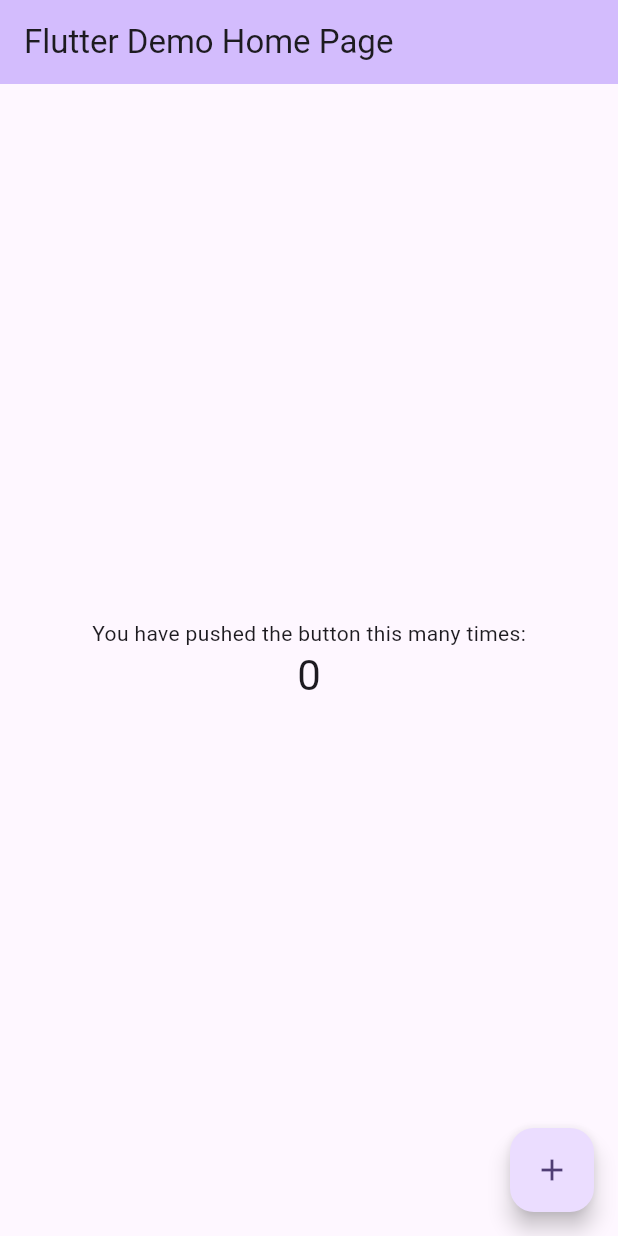
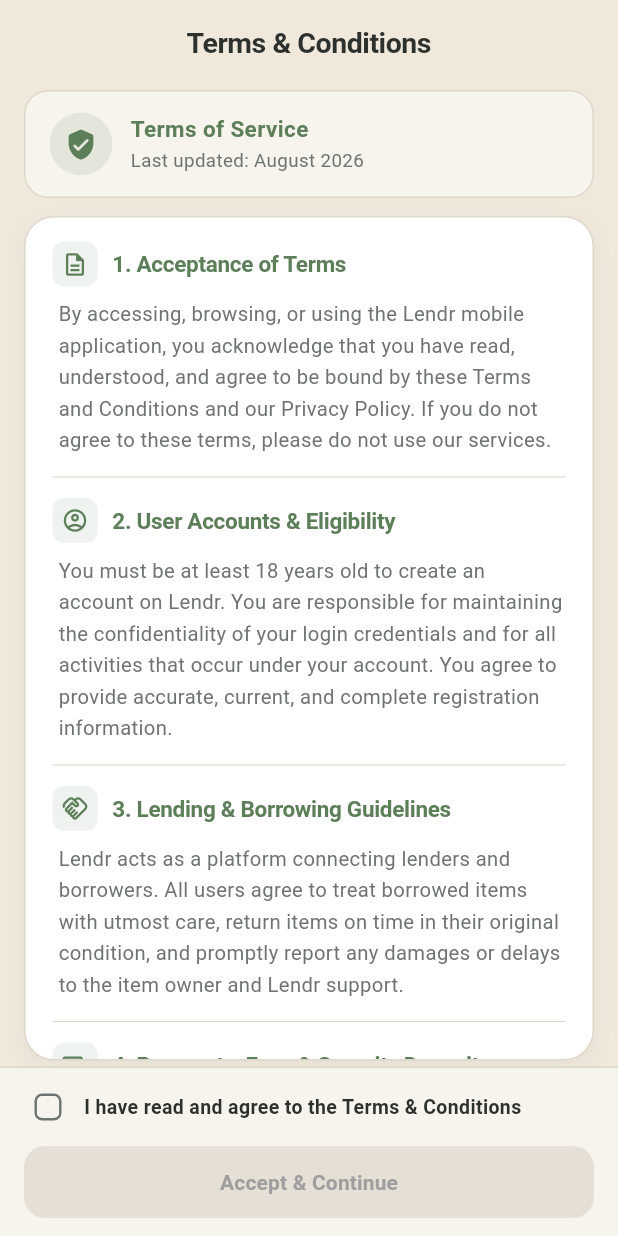
Before and after one commit to nadiuh/lendr, a Flutter app: the screen it shows after launch, on a phone screen of 412 x 824 dp. Run offline on Flutter 3.47's test engine with Material 3 defaults, Android fonts, the phone set to English and light mode, and no system bars.

Commit message:
Terms & Conditions Screen

```diff
--- a/lib/constants/app_strings.dart
+++ b/lib/constants/app_strings.dart
@@ -4,10 +4,11 @@
   AppStrings._();
 
   // App General
-  static const String appName = 'Lender';
+  static const String appName = 'Lendr';
 
   // Screen Titles & Headers
-  static const String splashTitle = 'Lender';
+  static const String splashTitle = 'Lendr';
   static const String loginTitle = 'Login';
   static const String signupTitle = 'Sign Up';
+  static const String termsAndConditionsTitle = 'Terms & Conditions';
 }
--- a/lib/main.dart
+++ b/lib/main.dart
@@ -1,4 +1,7 @@
 import 'package:flutter/material.dart';
+import 'constants/app_colors.dart';
+import 'constants/app_strings.dart';
+import 'screens/terms_conditions_screen.dart';
 
 void main() {
   runApp(const MyApp());
@@ -7,116 +10,21 @@
 class MyApp extends StatelessWidget {
   const MyApp({super.key});
 
-  // This widget is the root of your application.
   @override
   Widget build(BuildContext context) {
     return MaterialApp(
-      title: 'Flutter Demo',
+      title: AppStrings.appName,
+      debugShowCheckedModeBanner: false,
       theme: ThemeData(
-        // This is the theme of your application.
-        //
-        // TRY THIS: Try running your application with "flutter run". You'll see
-        // the application has a purple toolbar. Then, without quitting the app,
-        // try changing the seedColor in the colorScheme below to Colors.green
-        // and then invoke "hot reload" (save your changes or press the "hot
-        // reload" button in a Flutter-supported IDE, or press "r" if you used
-        // the command line to start the app).
-        //
-        // Notice that the counter didn't reset back to zero; the application
-        // state is not lost during the reload. To reset the state, use hot
-        // restart instead.
-        //
-        // This works for code too, not just values: Most code changes can be
-        // tested with just a hot reload.
-        colorScheme: .fromSeed(seedColor: Colors.deepPurple),
+        useMaterial3: true,
+        scaffoldBackgroundColor: AppColors.background,
+        colorScheme: ColorScheme.fromSeed(
+          seedColor: AppColors.primary,
+          primary: AppColors.primary,
+          surface: AppColors.surface,
+        ),
       ),
-      home: const MyHomePage(title: 'Flutter Demo Home Page'),
+      home: const TermsConditionsScreen(),
     );
   }
 }
-
-class MyHomePage extends StatefulWidget {
-  const MyHomePage({super.key, required this.title});
-
-  // This widget is the home page of your application. It is stateful, meaning
-  // that it has a State object (defined below) that contains fields that affect
-  // how it looks.
-
-  // This class is the configuration for the state. It holds the values (in this
-  // case the title) provided by the parent (in this case the App widget) and
-  // used by the build method of the State. Fields in a Widget subclass are
-  // always marked "final".
-
-  final String title;
-
-  @override
-  State<MyHomePage> createState() => _MyHomePageState();
-}
-
-class _MyHomePageState extends State<MyHomePage> {
-  int _counter = 0;
-
-  void _incrementCounter() {
-    setState(() {
-      // This call to setState tells the Flutter framework that something has
-      // changed in this State, which causes it to rerun the build method below
-      // so that the display can reflect the updated values. If we changed
-      // _counter without calling setState(), then the build method would not be
-      // called again, and so nothing would appear to happen.
-      _counter++;
-    });
-  }
-
-  @override
-  Widget build(BuildContext context) {
-    // This method is rerun every time setState is called, for instance as done
-    // by the _incrementCounter method above.
-    //
-    // The Flutter framework has been optimized to make rerunning build methods
-    // fast, so that you can just rebuild anything that needs updating rather
-    // than having to individually change instances of widgets.
-    return Scaffold(
-      appBar: AppBar(
-        // TRY THIS: Try changing the color here to a specific color (to
-        // Colors.amber, perhaps?) and trigger a hot reload to see the AppBar
-        // change color while the other colors stay the same.
-        backgroundColor: Theme.of(context).colorScheme.inversePrimary,
-        // Here we take the value from the MyHomePage object that was created by
-        // the App.build method, and use it to set our appbar title.
-        title: Text(widget.title),
-      ),
-      body: Center(
-        // Center is a layout widget. It takes a single child and positions it
-        // in the middle of the parent.
-        child: Column(
-          // Column is also a layout widget. It takes a list of children and
-          // arranges them vertically. By default, it sizes itself to fit its
-          // children horizontally, and tries to be as tall as its parent.
-          //
-          // Column has various properties to control how it sizes itself and
-          // how it positions its children. Here we use mainAxisAlignment to
-          // center the children vertically; the main axis here is the vertical
-          // axis because Columns are vertical (the cross axis would be
-          // horizontal).
-          //
-          // TRY THIS: Invoke "debug painting" (choose the "Toggle Debug Paint"
-          // action in the IDE, or press "p" in the console), to see the
-          // wireframe for each widget.
-          mainAxisAlignment: .center,
-          children: [
-            const Text('You have pushed the button this many times:'),
-            Text(
-              '$_counter',
-              style: Theme.of(context).textTheme.headlineMedium,
-            ),
-          ],
-        ),
-      ),
-      floatingActionButton: FloatingActionButton(
-        onPressed: _incrementCounter,
-        tooltip: 'Increment',
-        child: const Icon(Icons.add),
-      ),
-    );
-  }
-}
--- /dev/null
+++ b/lib/screens/terms_conditions_screen.dart
@@ -0,0 +1,429 @@
+import 'package:flutter/material.dart';
+import 'package:flutter/services.dart';
+import '../constants/app_colors.dart';
+import '../constants/app_strings.dart';
+
+/// Screen displaying the Terms & Conditions for the Lendr application,
+/// optimized for Android devices including Google Pixel 7 (20:9 ratio, 90Hz, gesture insets).
+class TermsConditionsScreen extends StatefulWidget {
+  final VoidCallback? onAccept;
+  final VoidCallback? onDecline;
+  final bool showAcceptActions;
+
+  const TermsConditionsScreen({
+    super.key,
+    this.onAccept,
+    this.onDecline,
+    this.showAcceptActions = true,
+  });
+
+  @override
+  State<TermsConditionsScreen> createState() => _TermsConditionsScreenState();
+}
+
+class _TermsConditionsScreenState extends State<TermsConditionsScreen> {
+  bool _agreedToTerms = false;
+  final ScrollController _scrollController = ScrollController();
+
+  final List<Map<String, dynamic>> _sections = const [
+    {
+      'icon': Icons.description_outlined,
+      'title': '1. Acceptance of Terms',
+      'content':
+          'By accessing, browsing, or using the Lendr mobile application, you acknowledge that you have read, understood, and agree to be bound by these Terms and Conditions and our Privacy Policy. If you do not agree to these terms, please do not use our services.',
+    },
+    {
+      'icon': Icons.account_circle_outlined,
+      'title': '2. User Accounts & Eligibility',
+      'content':
+          'You must be at least 18 years old to create an account on Lendr. You are responsible for maintaining the confidentiality of your login credentials and for all activities that occur under your account. You agree to provide accurate, current, and complete registration information.',
+    },
+    {
+      'icon': Icons.handshake_outlined,
+      'title': '3. Lending & Borrowing Guidelines',
+      'content':
+          'Lendr acts as a platform connecting lenders and borrowers. All users agree to treat borrowed items with utmost care, return items on time in their original condition, and promptly report any damages or delays to the item owner and Lendr support.',
+    },
+    {
+      'icon': Icons.payments_outlined,
+      'title': '4. Payments, Fees & Security Deposits',
+      'content':
+          'Rental rates, deposits, and platform transaction fees are clearly displayed prior to booking confirmation. Security deposits are held during the rental duration and refunded upon safe and timely return of the item, subject to damage inspection.',
+    },
+    {
+      'icon': Icons.block_outlined,
+      'title': '5. Prohibited Items & Activities',
+      'content':
+          'Listing illegal items, hazardous materials, weapons, counterfeit goods, or unauthorized services is strictly prohibited. Lendr reserves the right to remove any listing or terminate accounts that violate this policy.',
+    },
+    {
+      'icon': Icons.gavel_outlined,
+      'title': '6. Liability & Dispute Resolution',
+      'content':
+          'While Lendr provides tools and verification to facilitate safe transactions, users interact at their own risk. In case of disputes, users must first attempt good-faith resolution through our built-in resolution center before seeking external remedies.',
+    },
+    {
+      'icon': Icons.privacy_tip_outlined,
+      'title': '7. Privacy & Data Protection',
+      'content':
+          'Your personal data is handled in accordance with our Privacy Policy. We implement standard security measures to protect your information and will never sell your personal data to third parties.',
+    },
+    {
+      'icon': Icons.update_outlined,
+      'title': '8. Modifications & Termination',
+      'content':
+          'We reserve the right to modify these terms at any time. Continued use of Lendr after updates constitutes acceptance of the modified terms. We may suspend or terminate your account for violations of these terms.',
+    },
+    {
+      'icon': Icons.contact_support_outlined,
+      'title': '9. Contact Us',
+      'content':
+          'If you have any questions or concerns regarding these Terms and Conditions, please reach out to our support team at support@lendr.app.',
+    },
+  ];
+
+  @override
+  void dispose() {
+    _scrollController.dispose();
+    super.dispose();
+  }
+
+  @override
+  Widget build(BuildContext context) {
+    // Pixel 7 has light theme with transparent status & navigation bar
+    final SystemUiOverlayStyle overlayStyle = SystemUiOverlayStyle(
+      statusBarColor: Colors.transparent,
+      statusBarIconBrightness: Brightness.dark,
+      statusBarBrightness: Brightness.light,
+      systemNavigationBarColor: widget.showAcceptActions ? AppColors.cream : AppColors.background,
+      systemNavigationBarIconBrightness: Brightness.dark,
+      systemNavigationBarDividerColor: Colors.transparent,
+    );
+
+    return AnnotatedRegion<SystemUiOverlayStyle>(
+      value: overlayStyle,
+      child: Scaffold(
+        backgroundColor: AppColors.background,
+        appBar: AppBar(
+          backgroundColor: AppColors.background,
+          elevation: 0,
+          scrolledUnderElevation: 0,
+          centerTitle: true,
+          leading: Navigator.canPop(context)
+              ? IconButton(
+                  icon: const Icon(
+                    Icons.arrow_back_ios_new_rounded,
+                    color: AppColors.textPrimary,
+                    size: 20,
+                  ),
+                  tooltip: 'Back',
+                  onPressed: () => Navigator.of(context).pop(),
+                )
+              : null,
+          title: const Text(
+            AppStrings.termsAndConditionsTitle,
+            style: TextStyle(
+              color: AppColors.textPrimary,
+              fontSize: 19,
+              fontWeight: FontWeight.w700,
+              letterSpacing: -0.3,
+            ),
+          ),
+        ),
+        body: SafeArea(
+          top: false, // AppBar already accounts for top padding
+          bottom: true, // Accounts for Pixel 7 gesture navigation bar
+          child: Column(
+            children: [
+              // Header Summary Card (Pixel 7 20:9 viewport optimized)
+              Padding(
+                padding: const EdgeInsets.fromLTRB(16, 4, 16, 8),
+                child: Container(
+                  padding: const EdgeInsets.symmetric(horizontal: 16, vertical: 14),
+                  decoration: BoxDecoration(
+                    color: AppColors.cream,
+                    borderRadius: BorderRadius.circular(16),
+                    border: Border.all(color: AppColors.border, width: 1),
+                  ),
+                  child: Row(
+                    children: [
+                      Container(
+                        padding: const EdgeInsets.all(10),
+                        decoration: BoxDecoration(
+                          color: AppColors.primary.withValues(alpha: 0.15),
+                          shape: BoxShape.circle,
+                        ),
+                        child: const Icon(
+                          Icons.verified_user_rounded,
+                          color: AppColors.primaryDark,
+                          size: 22,
+                        ),
+                      ),
+                      const SizedBox(width: 12),
+                      Expanded(
+                        child: Column(
+                          crossAxisAlignment: CrossAxisAlignment.start,
+                          mainAxisSize: MainAxisSize.min,
+                          children: const [
+                            Text(
+                              'Terms of Service',
+                              style: TextStyle(
+                                fontSize: 15,
+                                fontWeight: FontWeight.bold,
+                                color: AppColors.primaryDark,
+                              ),
+                            ),
+                            SizedBox(height: 2),
+                            Text(
+                              'Last updated: August 2026',
+                              style: TextStyle(
+                                fontSize: 12.5,
+                                color: AppColors.textSecondary,
+                              ),
+                            ),
+                          ],
+                        ),
+                      ),
+                    ],
+                  ),
+                ),
+              ),
+
+              // Scrollable Terms Content Card
+              Expanded(
+                child: Padding(
+                  padding: const EdgeInsets.symmetric(horizontal: 16, vertical: 4),
+                  child: Container(
+                    decoration: BoxDecoration(
+                      color: AppColors.surface,
+                      borderRadius: BorderRadius.circular(20),
+                      border: Border.all(color: AppColors.border, width: 1),
+                      boxShadow: [
+                        BoxShadow(
+                          color: Colors.black.withValues(alpha: 0.04),
+                          blurRadius: 12,
+                          offset: const Offset(0, 4),
+                        ),
+                      ],
+                    ),
+                    clipBehavior: Clip.antiAlias,
+                    child: Scrollbar(
+                      controller: _scrollController,
+                      interactive: true,
+                      radius: const Radius.circular(8),
+                      child: ListView.separated(
+                        controller: _scrollController,
+                        physics: const BouncingScrollPhysics(
+                          parent: AlwaysScrollableScrollPhysics(),
+                        ),
+                        padding: const EdgeInsets.symmetric(horizontal: 18, vertical: 16),
+                        itemCount: _sections.length,
+                        separatorBuilder: (context, index) => const Divider(
+                          color: AppColors.border,
+                          height: 28,
+                          thickness: 0.8,
+                        ),
+                        itemBuilder: (context, index) {
+                          final section = _sections[index];
+                          return Column(
+                            crossAxisAlignment: CrossAxisAlignment.start,
+                            children: [
+                              Row(
+                                crossAxisAlignment: CrossAxisAlignment.center,
+                                children: [
+                                  Container(
+                                    padding: const EdgeInsets.all(6),
+                                    decoration: BoxDecoration(
+                                      color: AppColors.primary.withValues(alpha: 0.12),
+                                      borderRadius: BorderRadius.circular(8),
+                                    ),
+                                    child: Icon(
+                                      section['icon'] as IconData,
+                                      size: 18,
+                                      color: AppColors.primaryDark,
+                                    ),
+                                  ),
+                                  const SizedBox(width: 10),
+                                  Expanded(
+                                    child: Text(
+                                      section['title'] as String,
+                                      style: const TextStyle(
+                                        fontSize: 15,
+                                        fontWeight: FontWeight.w700,
+                                        color: AppColors.primaryDark,
+                                        letterSpacing: -0.2,
+                                      ),
+                                    ),
+                                  ),
+                                ],
+                              ),
+                              const SizedBox(height: 8),
+                              Padding(
+                                padding: const EdgeInsets.only(left: 4),
+                                child: Text(
+                                  section['content'] as String,
+                                  style: const TextStyle(
+                                    fontSize: 13.5,
+                                    height: 1.55,
+                                    color: AppColors.textSecondary,
+                                    fontWeight: FontWeight.w400,
+                                  ),
+                                ),
+                              ),
+                            ],
+                          );
+                        },
+                      ),
+                    ),
+                  ),
+                ),
+              ),
+
+              // Bottom Action Footer with Pixel Gesture Bar Insets
+              if (widget.showAcceptActions)
+                Container(
+                  padding: const EdgeInsets.fromLTRB(16, 10, 16, 12),
+                  decoration: const BoxDecoration(
+                    color: AppColors.cream,
+                    border: Border(
+                      top: BorderSide(color: AppColors.border, width: 1),
+                    ),
+                  ),
+                  child: Column(
+                    mainAxisSize: MainAxisSize.min,
+                    children: [
+                      // Interactive Checkbox Row
+                      Material(
+                        color: Colors.transparent,
+                        child: InkWell(
+                          onTap: () {
+                            setState(() {
+                              _agreedToTerms = !_agreedToTerms;
+                            });
+                          },
+                          borderRadius: BorderRadius.circular(10),
+                          child: Padding(
+                            padding: const EdgeInsets.symmetric(vertical: 4, horizontal: 4),
+                            child: Row(
+                              children: [
+                                SizedBox(
+                                  width: 24,
+                                  height: 24,
+                                  child: Checkbox(
+                                    value: _agreedToTerms,
+                                    activeColor: AppColors.primary,
+                                    checkColor: Colors.white,
+                                    shape: RoundedRectangleBorder(
+                                      borderRadius: BorderRadius.circular(5),
+                                    ),
+                                    side: const BorderSide(
+                                      color: AppColors.textSecondary,
+                                      width: 1.6,
+                                    ),
+                                    onChanged: (val) {
+                                      setState(() {
+                                        _agreedToTerms = val ?? false;
+                                      });
+                                    },
+                                  ),
+                                ),
+                                const SizedBox(width: 12),
+                                const Expanded(
+                                  child: Text(
+                                    'I have read and agree to the Terms & Conditions',
+                                    style: TextStyle(
+                                      fontSize: 13,
+                                      fontWeight: FontWeight.w600,
+                                      color: AppColors.textPrimary,
+                                    ),
+                                  ),
+                                ),
+                              ],
+                            ),
+                          ),
+                        ),
+                      ),
+                      const SizedBox(height: 10),
+
+                      // Action Buttons with Pixel 7 touch target sizing (>= 48dp height)
+                      Row(
+                        children: [
+                          if (widget.onDecline != null || Navigator.canPop(context))
+                            Expanded(
+                              flex: 1,
+                              child: SizedBox(
+                                height: 48,
+                                child: OutlinedButton(
+                                  onPressed: () {
+                                    if (widget.onDecline != null) {
+                                      widget.onDecline!();
+                                    } else if (Navigator.canPop(context)) {
+                                      Navigator.of(context).pop(false);
+                                    }
+                                  },
+                                  style: OutlinedButton.styleFrom(
+                                    foregroundColor: AppColors.textSecondary,
+                                    side: const BorderSide(color: AppColors.border, width: 1.5),
+                                    shape: RoundedRectangleBorder(
+                                      borderRadius: BorderRadius.circular(14),
+                                    ),
+                                  ),
+                                  child: const Text(
+                                    'Decline',
+                                    style: TextStyle(
+                                      fontWeight: FontWeight.w600,
+                                      fontSize: 14,
+                                    ),
+                                  ),
+                                ),
+                              ),
+                            ),
+                          if (widget.onDecline != null || Navigator.canPop(context))
+                            const SizedBox(width: 12),
+                          Expanded(
+                            flex: 2,
+                            child: SizedBox(
+                              height: 48,
+                              child: ElevatedButton(
+                                onPressed: _agreedToTerms
+                                    ? () {
+                                        if (widget.onAccept != null) {
+                                          widget.onAccept!();
+                                        } else if (Navigator.canPop(context)) {
+                                          Navigator.of(context).pop(true);
+                                        }
+                                      }
+                                    : null,
+                                style: ElevatedButton.styleFrom(
+                                  backgroundColor: AppColors.primary,
+                                  disabledBackgroundColor: AppColors.border.withValues(alpha: 0.7),
+                                  foregroundColor: Colors.white,
+                                  disabledForegroundColor: AppColors.textLight,
+                                  elevation: _agreedToTerms ? 2 : 0,
+                                  shadowColor: AppColors.primaryDark.withValues(alpha: 0.3),
+                                  shape: RoundedRectangleBorder(
+                                    borderRadius: BorderRadius.circular(14),
+                                  ),
+                                ),
+                                child: const Text(
+                                  'Accept & Continue',
+                                  style: TextStyle(
+                                    fontWeight: FontWeight.w600,
+                                    fontSize: 14,
+                                  ),
+                                ),
+                              ),
+                            ),
+                          ),
+                        ],
+                      ),
+                    ],
+                  ),
+                ),
+            ],
+          ),
+        ),
+      ),
+    );
+  }
+}
```
Also changed, not shown: Inspiration/Terms_Conditions.txt (added), 18 other files.
